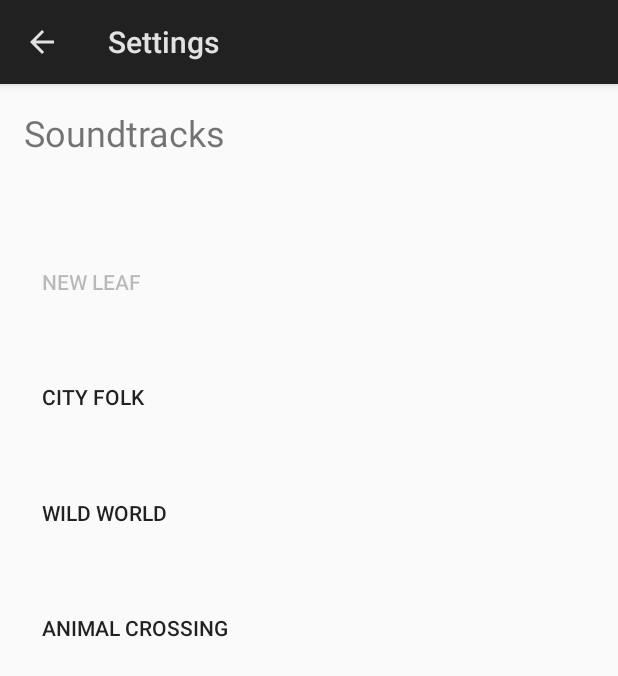
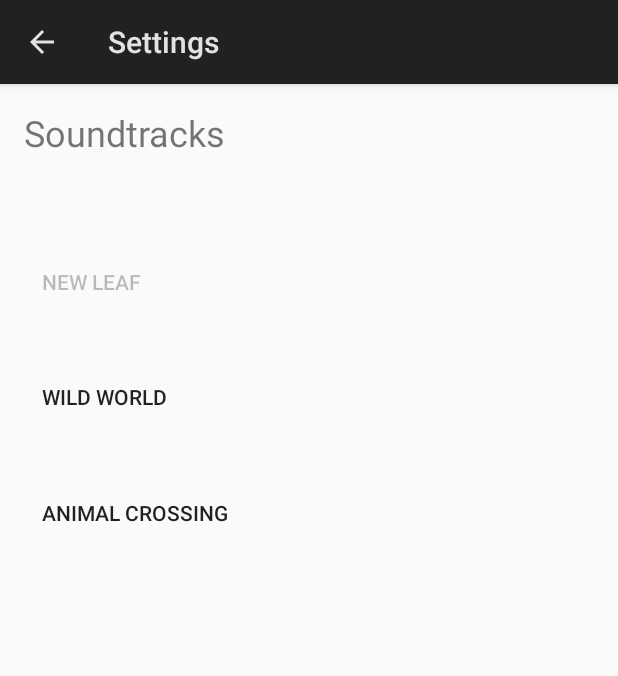
Before and after one commit to sol-foxie/acmusic, an Android app: the Settings screen opened directly, with no data from a screen before it, on a phone screen of 412 x 824 dp. Shown: the top 676 px of the screen. Run offline under Robolectric (Android 15) with nearby library versions, the phone set to English and light mode, and no system bars.

Commit message:
remove city folk button

```diff
--- a/app/src/main/java/moe/foxie/sol/acmusic/Settings.kt
+++ b/app/src/main/java/moe/foxie/sol/acmusic/Settings.kt
@@ -21,7 +21,6 @@
 
 
         acnlButton.setOnClickListener { saveSoundtrack(SOUNDTRACK.NEW_LEAF)        }
-        accfButton.setOnClickListener { saveSoundtrack(SOUNDTRACK.CITY_FOLK)       }
         acwwButton.setOnClickListener { saveSoundtrack(SOUNDTRACK.WILD_WORLD)      }
         acgcButton.setOnClickListener { saveSoundtrack(SOUNDTRACK.ANIMAL_CROSSING) }
 
@@ -35,11 +34,10 @@
 
     private fun updateSelectedButton() {
         val soundtrack = prefs.getInt(SOUNDTRACK_PREFERENCE,SOUNDTRACK.NEW_LEAF)
-        for (b in arrayOf(acnlButton,accfButton,acwwButton,acgcButton)) b.isEnabled = true
+        for (b in arrayOf(acnlButton,acwwButton,acgcButton)) b.isEnabled = true
 
         when (soundtrack) {
             SOUNDTRACK.NEW_LEAF -> acnlButton
-            SOUNDTRACK.CITY_FOLK -> accfButton
             SOUNDTRACK.WILD_WORLD -> acwwButton
             SOUNDTRACK.ANIMAL_CROSSING -> acgcButton
             else -> null
--- a/app/src/main/res/layout/activity_settings.xml
+++ b/app/src/main/res/layout/activity_settings.xml
@@ -17,27 +17,7 @@
             app:layout_constraintStart_toStartOf="parent"
             android:layout_marginStart="16dp" app:layout_constraintTop_toBottomOf="@+id/acwwButton"
             android:textAlignment="viewStart" app:layout_constraintEnd_toEndOf="parent"
-            android:layout_marginEnd="16dp"/>
-    <Button
-            android:text="Wild World"
-            android:layout_width="match_parent"
-            android:layout_height="0dp"
-            app:layout_constraintHeight_percent="0.1"
-            android:id="@+id/acwwButton"
-            style="@android:style/Widget.DeviceDefault.Button.Borderless" app:layout_constraintStart_toStartOf="parent"
-            android:layout_marginStart="16dp" app:layout_constraintTop_toBottomOf="@+id/accfButton"
-            android:textAlignment="viewStart" app:layout_constraintEnd_toEndOf="parent"
-            android:layout_marginEnd="16dp"/>
-    <Button
-            android:text="City Folk"
-            android:layout_width="match_parent"
-            android:layout_height="0dp"
-            app:layout_constraintHeight_percent="0.1"
-            android:id="@+id/accfButton"
-            style="@android:style/Widget.DeviceDefault.Button.Borderless" app:layout_constraintStart_toStartOf="parent"
-            android:layout_marginStart="16dp" app:layout_constraintTop_toBottomOf="@+id/acnlButton"
-            android:textAlignment="viewStart" app:layout_constraintEnd_toEndOf="parent"
-            android:layout_marginEnd="16dp"/>
+            android:layout_marginEnd="16dp" app:layout_constraintHorizontal_bias="0.0"/>
     <Button
             android:text="New Leaf"
             android:layout_width="match_parent"
@@ -56,4 +36,15 @@
             android:id="@+id/soundtracksLabel" android:textSize="24sp" app:layout_constraintStart_toStartOf="parent"
             android:layout_marginStart="16dp" app:layout_constraintTop_toTopOf="parent"
             android:layout_marginTop="16dp"/>
+    <Button
+            android:text="Wild World"
+            android:layout_width="351dp"
+            android:layout_height="0dp"
+            app:layout_constraintHeight_percent="0.1"
+            android:id="@+id/acwwButton"
+            style="@android:style/Widget.DeviceDefault.Button.Borderless" app:layout_constraintStart_toStartOf="parent"
+            android:layout_marginStart="16dp"
+            android:textAlignment="viewStart" app:layout_constraintEnd_toEndOf="parent"
+            android:layout_marginEnd="16dp"
+            app:layout_constraintHorizontal_bias="0.0" app:layout_constraintTop_toBottomOf="@+id/acnlButton"/>
 </android.support.constraint.ConstraintLayout>
```
